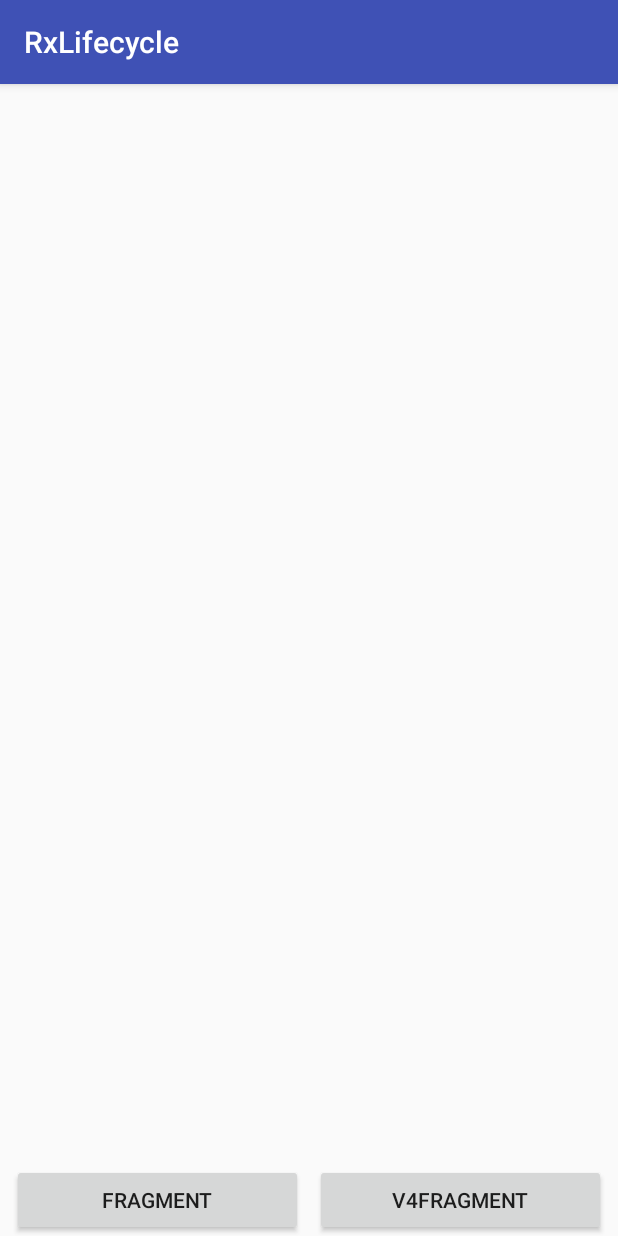
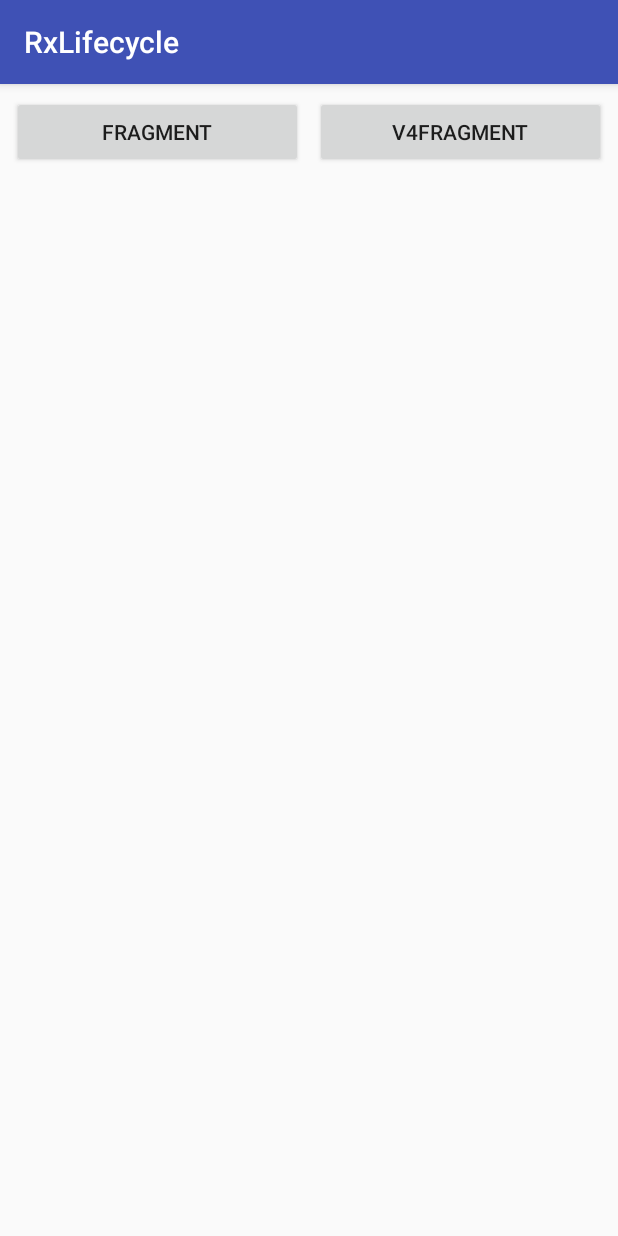
Before and after one commit to jymot/RxLifecycle, an Android app: the screen it shows after launch (MainActivity), on a phone screen of 412 x 824 dp. Run offline under Robolectric (Android 15) with nearby library versions, the phone set to English and light mode, and no system bars; our stand-ins replace RxJava.

Commit message:
[*] sample code

```diff
--- a/app/build.gradle
+++ b/app/build.gradle
@@ -26,8 +26,10 @@ dependencies {
     implementation fileTree(dir: 'libs', include: ['*.jar'])
     implementation 'com.android.support:appcompat-v7:26.1.0'
     implementation 'com.android.support.constraint:constraint-layout:1.0.2'
+    implementation 'com.android.support:design:26.1.0'
     testImplementation 'junit:junit:4.12'
     androidTestImplementation 'com.android.support.test:runner:1.0.1'
     androidTestImplementation 'com.android.support.test.espresso:espresso-core:3.0.1'
     implementation 'io.reactivex.rxjava2:rxjava:2.1.2'
+    implementation project(':library')
 }
--- a/app/src/main/AndroidManifest.xml
+++ b/app/src/main/AndroidManifest.xml
@@ -16,6 +16,8 @@
                 <category android:name="android.intent.category.LAUNCHER"/>
             </intent-filter>
         </activity>
+        <activity android:name=".TestFragmentActivity"/>
+        <activity android:name=".TestV4FragmentActivity"/>
     </application>
 
 </manifest>
--- a/app/src/main/java/im/wangchao/rxlifecycleapp/MainActivity.java
+++ b/app/src/main/java/im/wangchao/rxlifecycleapp/MainActivity.java
@@ -1,12 +1,34 @@
 package im.wangchao.rxlifecycleapp;
 
+import android.content.Intent;
+import android.os.Bundle;
 import android.support.v7.app.AppCompatActivity;
-import android.os.Bundle;
+import android.util.Log;
+import android.view.View;
+
+import im.wangchao.rxlifecycle.RxLifecycle;
 
 public class MainActivity extends AppCompatActivity {
 
     @Override protected void onCreate(Bundle savedInstanceState) {
         super.onCreate(savedInstanceState);
         setContentView(R.layout.activity_main);
+        findViewById(R.id.fragment).setOnClickListener(this::onClick);
+        findViewById(R.id.v4fragment).setOnClickListener(this::onClick);
+
+        RxLifecycle.with(this).toObservable().subscribe(integer -> Log.e("wcwcwc", "lifecycle: " + integer));
+    }
+
+    private void onClick(View v){
+        final int id = v.getId();
+
+        switch (id){
+            case R.id.fragment:
+                startActivity(new Intent(this, TestFragmentActivity.class));
+                break;
+            case R.id.v4fragment:
+                startActivity(new Intent(this, TestV4FragmentActivity.class));
+                break;
+        }
     }
 }
--- a/app/src/main/res/layout/activity_main.xml
+++ b/app/src/main/res/layout/activity_main.xml
@@ -7,28 +7,21 @@
     android:layout_height="match_parent"
     tools:context="im.wangchao.rxlifecycleapp.MainActivity">
 
-    <FrameLayout
-        android:id="@+id/container"
-        android:layout_width="0dp"
-        android:layout_height="0dp" android:layout_marginBottom="8dp"
-        app:layout_constraintBottom_toTopOf="@+id/fragment" app:layout_constraintEnd_toEndOf="parent"
-        app:layout_constraintHorizontal_bias="0.0" app:layout_constraintStart_toStartOf="parent"
-        app:layout_constraintTop_toTopOf="parent">
-
-    </FrameLayout>
     <Button
         android:id="@+id/fragment"
         android:layout_width="0dp"
         android:layout_height="wrap_content"
-        android:layout_marginEnd="8dp" android:layout_marginStart="8dp"
-        android:text="fragment" app:layout_constraintBottom_toBottomOf="parent"
+        android:layout_marginEnd="8dp"
+        android:layout_marginStart="8dp" android:layout_marginTop="8dp"
+        android:text="fragment"
         app:layout_constraintEnd_toStartOf="@+id/v4fragment" app:layout_constraintHorizontal_bias="0.5"
-        app:layout_constraintStart_toStartOf="parent"/>
+        app:layout_constraintStart_toStartOf="parent" app:layout_constraintTop_toTopOf="parent"/>
     <Button
         android:id="@+id/v4fragment"
         android:layout_width="0dp"
         android:layout_height="wrap_content"
-        android:layout_marginEnd="8dp" android:text="v4fragment" app:layout_constraintBottom_toBottomOf="parent"
+        android:layout_marginEnd="8dp" android:layout_marginTop="8dp"
+        android:text="v4fragment"
         app:layout_constraintEnd_toEndOf="parent" app:layout_constraintHorizontal_bias="0.5"
-        app:layout_constraintStart_toEndOf="@+id/fragment"/>
+        app:layout_constraintStart_toEndOf="@+id/fragment" app:layout_constraintTop_toTopOf="parent"/>
 </android.support.constraint.ConstraintLayout>
--- /dev/null
+++ b/app/src/main/res/values/dimens.xml
@@ -0,0 +1,3 @@
+<resources>
+    <dimen name="fab_margin">16dp</dimen>
+</resources>
--- a/app/src/main/res/values/strings.xml
+++ b/app/src/main/res/values/strings.xml
@@ -1,3 +1,4 @@
 <resources>
     <string name="app_name">RxLifecycle</string>
+    <string name="title_activity_test_fragment">TestFragmentActivity</string>
 </resources>
--- a/app/src/main/res/values/styles.xml
+++ b/app/src/main/res/values/styles.xml
@@ -7,5 +7,11 @@
         <item name="colorPrimaryDark">@color/colorPrimaryDark</item>
         <item name="colorAccent">@color/colorAccent</item>
     </style>
+    <style name="AppTheme.NoActionBar">
+        <item name="windowActionBar">false</item>
+        <item name="windowNoTitle">true</item>
+    </style>
+    <style name="AppTheme.AppBarOverlay" parent="ThemeOverlay.AppCompat.Dark.ActionBar"/>
+    <style name="AppTheme.PopupOverlay" parent="ThemeOverlay.AppCompat.Light"/>
 
 </resources>
```
Also changed, not shown: app/src/main/java/im/wangchao/rxlifecycleapp/TestFragment.java (+28 -0 lines), app/src/main/java/im/wangchao/rxlifecycleapp/TestFragmentActivity.java (added, +16 -0 lines), app/src/main/java/im/wangchao/rxlifecycleapp/TestV4Fragment.java (+26 -0 lines), app/src/main/java/im/wangchao/rxlifecycleapp/TestV4FragmentActivity.java (added, +16 -0 lines), app/src/main/res/layout/activity_test_fragment.xml (added, +11 -0 lines), app/src/main/res/layout/activity_test_v4_fragment.xml (added, +11 -0 lines).
